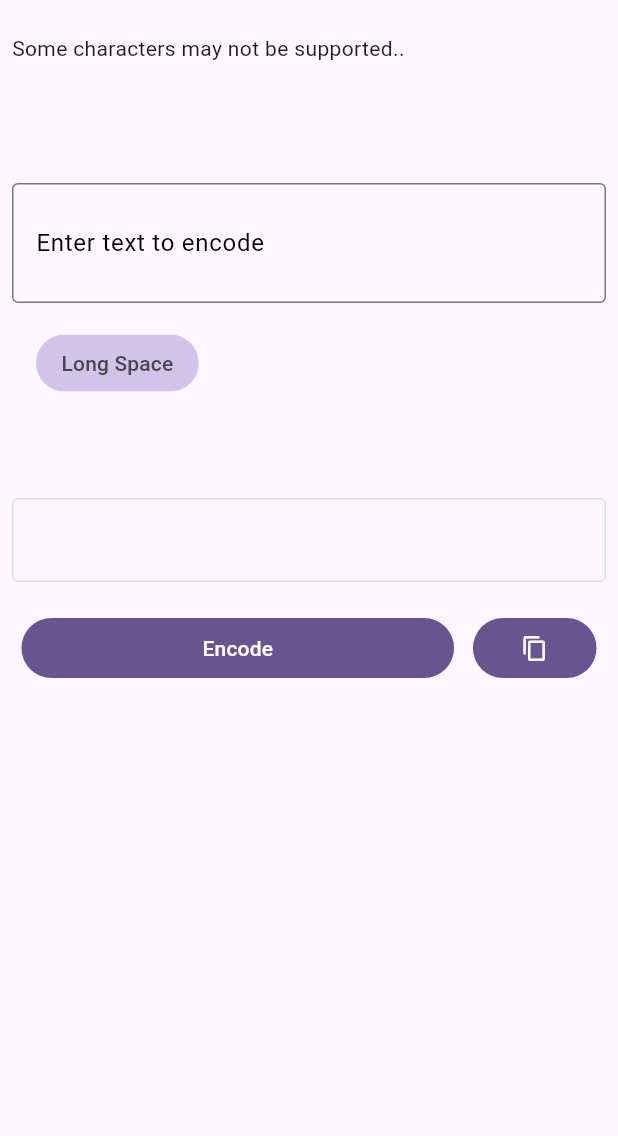
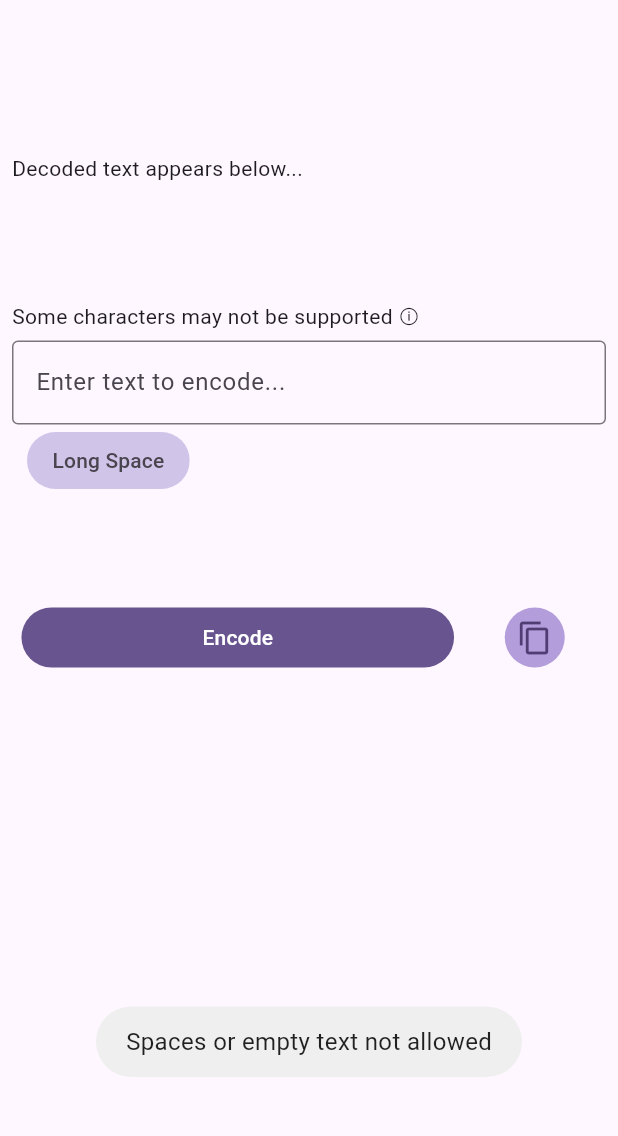
Before and after one commit to JagdishOnGH/morse_app, a Flutter app: the screen it shows after launch, after a tap on "Encode", on a phone screen of 412 x 824 dp, the part 63-1199 px from its top. Run offline on Flutter 3.47's test engine with Material 3 defaults, Android fonts, the phone set to English and light mode, and no system bars; our stand-ins replace fluttertoast.

Commit message:
Made app working..

```diff
--- a/lib/pages/encoder_page.dart
+++ b/lib/pages/encoder_page.dart
@@ -27,10 +27,19 @@ class _EncoderPageState extends State<EncoderPage> {
           padding: const EdgeInsets.all(8.0),
           child: ListView(
             children: [
-              Text("Some characters may not be supported.."),
               //outlined textbox
 
               SizedBox(height: 80),
+              Text("Decoded text appears below..."),
+              Text(_encodedController.text,
+                  style: TextStyle(fontSize: 20, fontWeight: FontWeight.w900)),
+              SizedBox(
+                height: 50,
+              ),
+              Text("Some characters may not be supported ⓘ"),
+              SizedBox(
+                height: 5,
+              ),
               TextFormField(
                 controller: _toEncodeController,
                 inputFormatters: [
@@ -39,29 +48,23 @@ class _EncoderPageState extends State<EncoderPage> {
                   ),
                 ],
                 maxLines: 6,
-                minLines: 2,
+                minLines: 1,
                 decoration: InputDecoration(
                   border: OutlineInputBorder(),
                   labelStyle: TextStyle(
                     color: Colors.black,
                   ),
-                  labelText: 'Enter text to encode',
+                  hintText: "Enter text to encode...",
                 ),
               ),
 
               Padding(
-                padding: const EdgeInsets.all(16.0),
+                padding: const EdgeInsets.only(left: 10.0),
                 child: Wrap(
                   crossAxisAlignment: WrapCrossAlignment.end,
                   alignment: WrapAlignment.start,
                   spacing: 15,
                   children: [
-                    // CircleAvatar(
-                    //   child: Icon(Icons.copy),
-                    // ),
-                    // Chip(
-                    //   label: Text("Space"),
-                    // ),
                     InkWell(
                       onTap: () {
                         _toEncodeController.text += '   ';
@@ -75,22 +78,7 @@ class _EncoderPageState extends State<EncoderPage> {
               ),
 
               SizedBox(height: 50),
-              if (isEndcodedTextBoxNotEmpty)
-                TextField(
-                  style: TextStyle(
-                    color: Colors.black,
-                  ),
-                  controller: _encodedController,
-                  maxLines: 5,
-                  enabled: false,
-                  minLines: 1,
-                  decoration: InputDecoration(
-                    border: OutlineInputBorder(),
-                    labelStyle: TextStyle(
-                      color: Colors.black,
-                    ),
-                  ),
-                ),
+
               //sb-50
               SizedBox(
                 height: 20,
@@ -103,12 +91,20 @@ class _EncoderPageState extends State<EncoderPage> {
                   SizedBox(
                     width: width * 0.7,
                     child: FilledButton(
-                      onPressed: () {
+                      onPressed: () async {
                         final toEncode = _toEncodeController.text;
-                        if (toEncode.isNotEmpty) {
+                        final toBeEncode = toEncode.trim();
+                        if (toBeEncode.isEmpty) {
+                          await Fluttertoast.showToast(
+                              msg: "Spaces or empty text not allowed",
+                              toastLength: Toast.LENGTH_SHORT,
+                              gravity: ToastGravity.BOTTOM,
+                              timeInSecForIosWeb: 1,
+                              fontSize: 16.0); // encode the text
+                          return;
+                        }
+                        if (toBeEncode.isNotEmpty) {
                           final encoded = encodeToMorse(toEncode);
-                          // encode the text
-                          print(encoded);
                           _encodedController.text = encoded;
                         }
                       },
@@ -118,8 +114,8 @@ class _EncoderPageState extends State<EncoderPage> {
                   if (isEndcodedTextBoxNotEmpty)
                     SizedBox(
                       width: width * 0.2,
-                      child: FilledButton.icon(
-                        onPressed: () async {
+                      child: InkWell(
+                        onTap: () async {
                           Clipboard.setData(
                             ClipboardData(text: _encodedController.text),
                           );
@@ -129,9 +125,12 @@ class _EncoderPageState extends State<EncoderPage> {
                               toastLength: Toast.LENGTH_SHORT,
                               gravity: ToastGravity.BOTTOM,
                               timeInSecForIosWeb: 1,
-                              fontSize: 16.0); // encode the text
+                              fontSize: 16.0);
                         },
-                        label: Icon(Icons.copy),
+                        child: CircleAvatar(
+                          backgroundColor: Colors.deepPurple.shade200,
+                          child: Icon(Icons.copy),
+                        ),
                       ),
                     ),
                 ],
```
